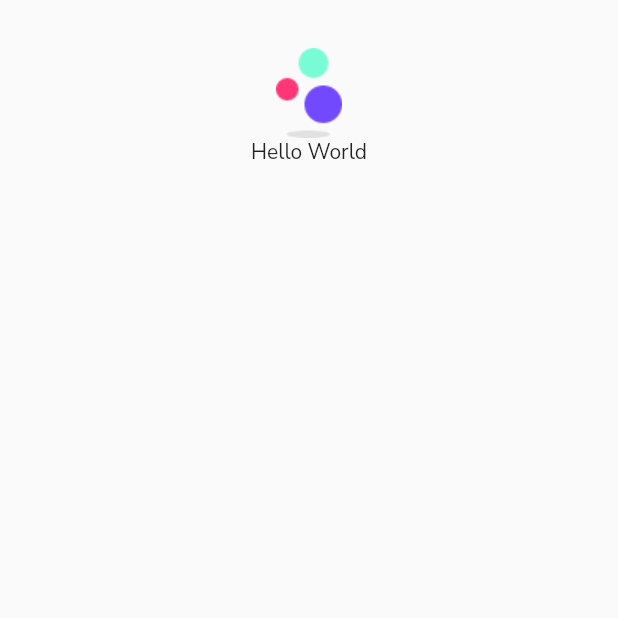
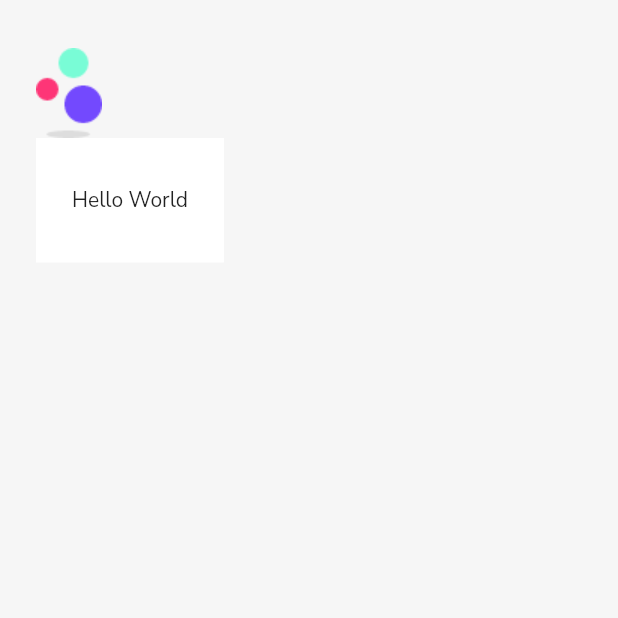
Before and after one commit to maneesha14w/flutter_todo_app, a Flutter app: the screen it shows after launch, on a phone screen of 412 x 824 dp, the top half of it. Run offline on Flutter 3.47's test engine with Material 2 defaults, Android fonts, the phone set to English and light mode, and no system bars; our stand-ins replace google_fonts.

Commit message:
changed colors added padding

```diff
--- a/lib/screens/homepage.dart
+++ b/lib/screens/homepage.dart
@@ -12,9 +12,11 @@ class _HomepageState extends State<Homepage> {
     return Scaffold(
       body: SafeArea(
         child: Container(
+          color: Color(0xFFF6F6F6),
           width: double.infinity,
           padding: EdgeInsets.symmetric(horizontal: 24.0, vertical: 32.0),
           child: Column(
+            crossAxisAlignment: CrossAxisAlignment.start,
             children: [
               Image(image: AssetImage(
                   'assets/images/logo.png'
--- a/lib/widgets.dart
+++ b/lib/widgets.dart
@@ -5,6 +5,11 @@ class TaskCardWidget extends StatelessWidget {
   @override
   Widget build(BuildContext context) {
     return Container(
+      padding: EdgeInsets.symmetric(
+        vertical: 32.0,
+        horizontal: 24.0,
+      ),
+      color: Colors.white,
       child: Text('Hello World'),
     );
   }
```
